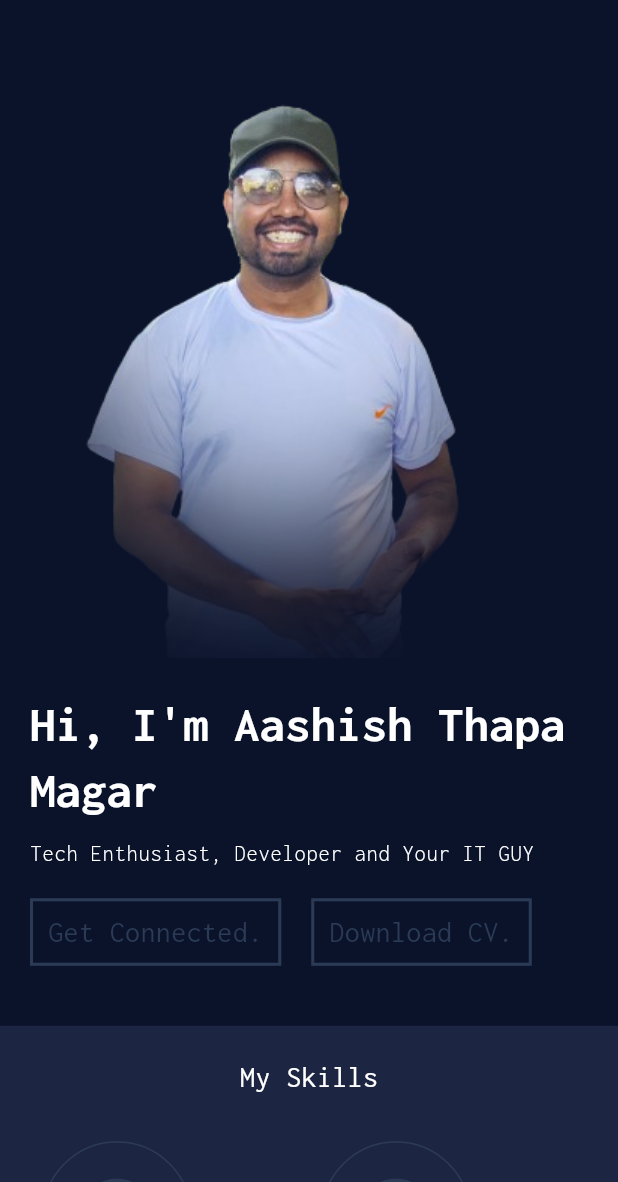
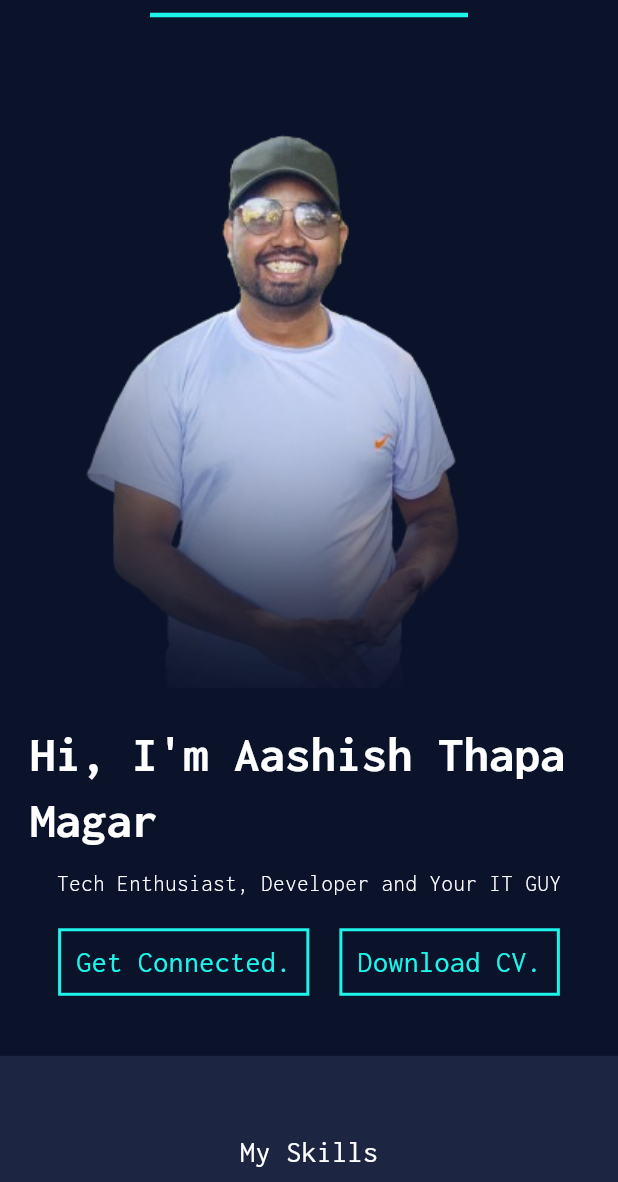
Before and after one commit to aashishtm/portfolio, a Flutter app: the screen it shows after launch, on a phone screen of 412 x 824 dp, the part 54-1236 px from its top. Run offline on Flutter 3.47's test engine with Material 3 defaults, Android fonts, the phone set to English and light mode, and no system bars; our stand-ins replace font_awesome_flutter.

Commit message:
Layout Design Completed

```diff
--- a/lib/configs/colors.dart
+++ b/lib/configs/colors.dart
@@ -4,4 +4,4 @@ const Color bgColor = Color(0xff0b132b);
 const Color containerColor = Color(0xff1C2541);
 const Color buttonColor = Color(0xff5BC0BE);
 const Color secondaryColor = Color(0xff3A506B);
-const Color primaryColor = Color(0xff2B3B56);
+const Color primaryColor = Color.fromARGB(255, 29, 245, 234);
--- a/lib/pages/mobile/mobile_home-page.dart
+++ /dev/null
@@ -1,34 +0,0 @@
-import 'package:flutter/material.dart';
-import 'package:portfolio/widgets/footer.dart';
-import 'package:portfolio/widgets/mobile/appbar/custom_appbar_mobile.dart';
-import 'package:portfolio/widgets/mobile/info/info_section.dart';
-import 'package:portfolio/widgets/mobile/projects/projects.dart';
-import 'package:portfolio/widgets/mobile/skills/skills_section.dart';
-
-class MobileHomePage extends StatelessWidget {
-  const MobileHomePage({super.key});
-
-  @override
-  Widget build(BuildContext context) {
-    return Scaffold(
-      body: ListView(
-        children: const [
-          CustomAppbarMobile(),
-          MobileInfoSection(),
-          SizedBox(
-            height: 20,
-          ),
-          MobileMySkillsSection(),
-          SizedBox(
-            height: 20,
-          ),
-          MobileProjectSection(),
-          SizedBox(
-            height: 20,
-          ),
-          Footer(),
-        ],
-      ),
-    );
-  }
-}
--- /dev/null
+++ b/lib/pages/mobile/mobile_home_page.dart
@@ -0,0 +1,42 @@
+import 'package:flutter/material.dart';
+import 'package:portfolio/widgets/projects/projects.dart';
+import 'package:portfolio/widgets/skills/skills_section.dart';
+import 'package:portfolio/widgets/footer.dart';
+import 'package:portfolio/widgets/mobile/appbar/custom_appbar_mobile.dart';
+import 'package:portfolio/widgets/mobile/info/info_section.dart';
+
+class MobileHomePage extends StatelessWidget {
+  const MobileHomePage({super.key});
+
+  @override
+  Widget build(BuildContext context) {
+    return Scaffold(
+      body: ListView(
+        children: [
+          const CustomAppbarMobile(),
+          Padding(
+            padding: const EdgeInsets.symmetric(horizontal: 100),
+            child: Divider(
+              height: 20,
+              thickness: 3,
+              color: Theme.of(context).colorScheme.primary,
+            ),
+          ),
+          const MobileInfoSection(),
+          const SizedBox(
+            height: 20,
+          ),
+          const SkillsSection(),
+          const SizedBox(
+            height: 20,
+          ),
+          const ProjectsSection(),
+          const SizedBox(
+            height: 20,
+          ),
+          const Footer(),
+        ],
+      ),
+    );
+  }
+}
--- a/lib/view/homepage/homepage_view.dart
+++ b/lib/view/homepage/homepage_view.dart
@@ -1,6 +1,6 @@
 import 'package:flutter/material.dart';
 import 'package:portfolio/pages/desktop/desktop_home_page.dart';
-import 'package:portfolio/pages/mobile/mobile_home-page.dart';
+import 'package:portfolio/pages/mobile/mobile_home_page.dart';
 import 'package:portfolio/widgets/responsive_layout.dart';
 
 class HomepageView extends StatelessWidget {
--- a/lib/widgets/mobile/info/info_section.dart
+++ b/lib/widgets/mobile/info/info_section.dart
@@ -17,7 +17,7 @@ class MobileInfoSection extends StatelessWidget {
           ),
           Column(
             mainAxisAlignment: MainAxisAlignment.center,
-            crossAxisAlignment: CrossAxisAlignment.start,
+            crossAxisAlignment: CrossAxisAlignment.center,
             children: [
               Text(
                 "Hi, I'm Aashish Thapa Magar",
@@ -33,7 +33,8 @@ class MobileInfoSection extends StatelessWidget {
               const SizedBox(
                 height: 20,
               ),
-              Row(
+              Wrap(
+                alignment: WrapAlignment.center,
                 children: [
                   PrimaryButton(
                     btnName: "Get Connected.",
--- a/lib/widgets/mobile/skills/skills_section.dart
+++ /dev/null
@@ -1,87 +0,0 @@
-import 'package:flutter/material.dart';
-import 'package:portfolio/widgets/skills_widget.dart';
-
-class MobileMySkillsSection extends StatelessWidget {
-  const MobileMySkillsSection({super.key});
-
-  @override
-  Widget build(BuildContext context) {
-    return Container(
-      color: Theme.of(context).colorScheme.primaryContainer,
-      child: const Padding(
-        padding: EdgeInsets.all(20),
-        child: Column(
-          children: [
-            Text(
-              "My Skills",
-              style: TextStyle(),
-            ),
-            SizedBox(
-              height: 20,
-            ),
-            Row(
-              children: [
-                Expanded(
-                  child: SkillsWidget(
-                    icon: Icons.supervised_user_circle,
-                    title: "Web Development",
-                    description:
-                        "I am a skilled web developer with expertise in HTML, CSS, and JavaScript, specializing in responsive design. I work with front-end frameworks like React and Angular, and have experience in back-end development with Node.js and Express. I'm also proficient in database management using MongoDB and MySQL, and familiar with version control through Git.",
-                  ),
-                ),
-                Expanded(
-                  child: SkillsWidget(
-                    icon: Icons.supervised_user_circle,
-                    title: "Web Development",
-                    description:
-                        "I am a skilled web developer with expertise in HTML, CSS, and JavaScript, specializing in responsive design. I work with front-end frameworks like React and Angular, and have experience in back-end development with Node.js and Express. I'm also proficient in database management using MongoDB and MySQL, and familiar with version control through Git.",
-                  ),
-                ),
-              ],
-            ),
-            Row(
-              children: [
-                Expanded(
-                  child: SkillsWidget(
-                    icon: Icons.supervised_user_circle,
-                    title: "Web Development",
-                    description:
-                        "I am a skilled web developer with expertise in HTML, CSS, and JavaScript, specializing in responsive design. I work with front-end frameworks like React and Angular, and have experience in back-end development with Node.js and Express. I'm also proficient in database management using MongoDB and MySQL, and familiar with version control through Git.",
-                  ),
-                ),
-                Expanded(
-                  child: SkillsWidget(
-                    icon: Icons.supervised_user_circle,
-                    title: "Web Development",
-                    description:
-                        "I am a skilled web developer with expertise in HTML, CSS, and JavaScript, specializing in responsive design. I work with front-end frameworks like React and Angular, and have experience in back-end development with Node.js and Express. I'm also proficient in database management using MongoDB and MySQL, and familiar with version control through Git.",
-                  ),
-                ),
-              ],
-            ),
-            Row(
-              children: [
-                Expanded(
-                  child: SkillsWidget(
-                    icon: Icons.supervised_user_circle,
-                    title: "Web Development",
-                    description:
-                        "I am a skilled web developer with expertise in HTML, CSS, and JavaScript, specializing in responsive design. I work with front-end frameworks like React and Angular, and have experience in back-end development with Node.js and Express. I'm also proficient in database management using MongoDB and MySQL, and familiar with version control through Git.",
-                  ),
-                ),
-                Expanded(
-                  child: SkillsWidget(
-                    icon: Icons.supervised_user_circle,
-                    title: "Web Development",
-                    description:
-                        "I am a skilled web developer with expertise in HTML, CSS, and JavaScript, specializing in responsive design. I work with front-end frameworks like React and Angular, and have experience in back-end development with Node.js and Express. I'm also proficient in database management using MongoDB and MySQL, and familiar with version control through Git.",
-                  ),
-                ),
-              ],
-            ),
-          ],
-        ),
-      ),
-    );
-  }
-}
--- a/lib/widgets/desktop/skills/skills_section.dart
+++ b/lib/widgets/skills/skills_section.dart
@@ -1,4 +1,5 @@
 import 'package:flutter/material.dart';
+import 'package:portfolio/configs/constants.dart';
 import 'package:portfolio/widgets/skills_widget.dart';
 
 class SkillsSection extends StatelessWidget {
@@ -7,10 +8,12 @@ class SkillsSection extends StatelessWidget {
   @override
   Widget build(BuildContext context) {
     return Container(
+      width: double.maxFinite,
       color: Theme.of(context).colorScheme.primaryContainer,
-      child: const Padding(
-        padding: EdgeInsets.symmetric(horizontal: 100, vertical: 50),
-        child: Column(
+      child: Padding(
+        padding: EdgeInsets.symmetric(
+            horizontal: constantHoriPadding, vertical: constantVertPadding),
+        child: const Column(
           children: [
             Text(
               "My Skills",
@@ -19,7 +22,9 @@ class SkillsSection extends StatelessWidget {
             SizedBox(
               height: 20,
             ),
-            Row(
+            Wrap(
+              spacing: 10,
+              runSpacing: 10,
               children: [
                 SkillsWidget(
                   icon: Icons.supervised_user_circle,
@@ -39,13 +44,6 @@ class SkillsSection extends StatelessWidget {
                   description:
                       "I am a skilled web developer with expertise in HTML, CSS, and JavaScript, specializing in responsive design. I work with front-end frameworks like React and Angular, and have experience in back-end development with Node.js and Express. I'm also proficient in database management using MongoDB and MySQL, and familiar with version control through Git.",
                 ),
-              ],
-            ),
-            SizedBox(
-              height: 20,
-            ),
-            Row(
-              children: [
                 SkillsWidget(
                   icon: Icons.supervised_user_circle,
                   title: "Web Development",
--- a/lib/widgets/skills_widget.dart
+++ b/lib/widgets/skills_widget.dart
@@ -12,31 +12,38 @@ class SkillsWidget extends StatelessWidget {
 
   @override
   Widget build(BuildContext context) {
-    return Expanded(
+    return ConstrainedBox(
+      constraints: const BoxConstraints(minWidth: 150, maxWidth: 400),
+      child: Card(
+        elevation: 20,
         child: Padding(
-        padding: const EdgeInsets.all(8.0),
+          padding: const EdgeInsets.all(30.0),
           child: Column(
             crossAxisAlignment: CrossAxisAlignment.start,
             children: [
-            Container(
-              width: 100,
-              height: 100,
-              decoration: BoxDecoration(
-                borderRadius: BorderRadius.circular(100),
-                border: Border.all(
-                  width: 1,
+              Row(
+                mainAxisAlignment: MainAxisAlignment.spaceBetween,
+                children: [
+                  Icon(
+                    icon,
+                    size: 50,
                     color: Theme.of(context).colorScheme.primary,
-                ),
-              ),
-              child: Icon(
-                icon,
-                size: 60,
-                color: Theme.of(context).colorScheme.primary,
-              ),
                   ),
                   Text(
                     title,
                     style: Theme.of(context).textTheme.bodyMedium,
+                  ),
+                ],
+              ),
+              Divider(
+                height: 20,
+                thickness: 1,
+                indent: 0,
+                endIndent: 0,
+                color: Theme.of(context).colorScheme.primary,
+              ),
+              const SizedBox(
+                height: 10,
               ),
               Text(
                 description,
@@ -45,6 +52,7 @@ class SkillsWidget extends StatelessWidget {
             ],
           ),
         ),
+      ),
     );
   }
 }
```
Also changed, not shown: lib/pages/desktop/desktop_home_page.dart (+20 -12 lines), lib/widgets/desktop/info/info_section.dart (+11 -9 lines), lib/widgets/desktop/projects/projects.dart (deleted, +0 -64 lines), lib/widgets/footer.dart (+23 -12 lines), lib/widgets/mobile/projects/projects.dart (deleted, +0 -92 lines), lib/widgets/project_widget.dart (+45 -9 lines), lib/widgets/projects/projects.dart (added, +66 -0 lines), lib/widgets/social_widget.dart (+10 -7 lines). Lines whose indentation alone changed are shown as unchanged.
